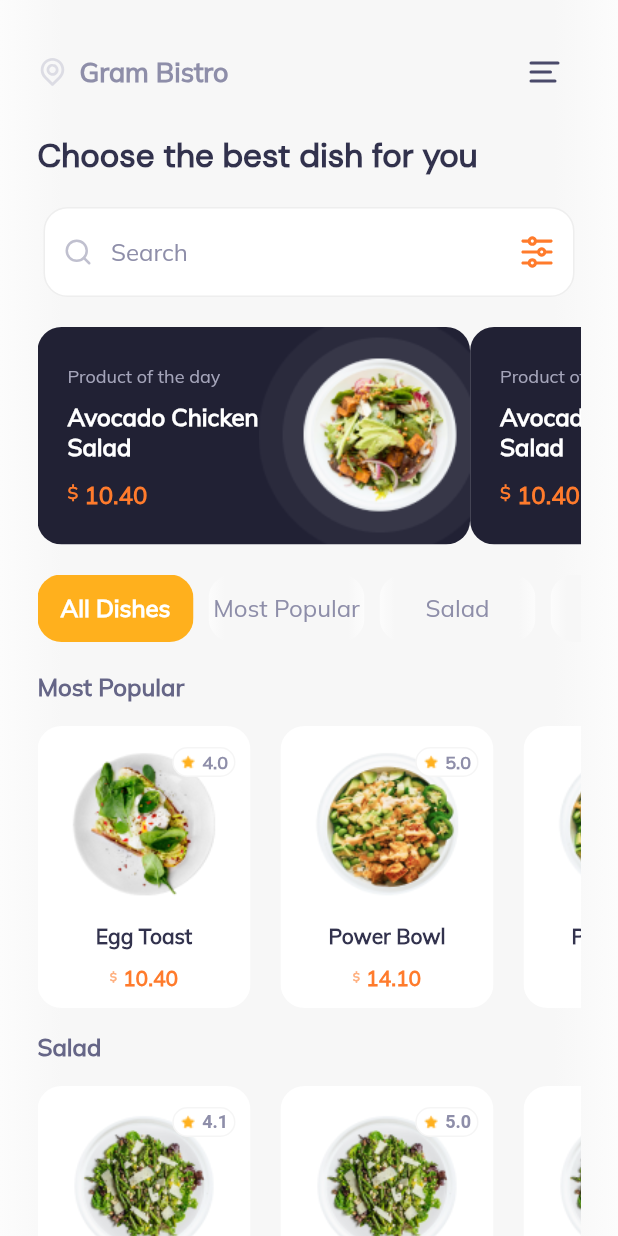
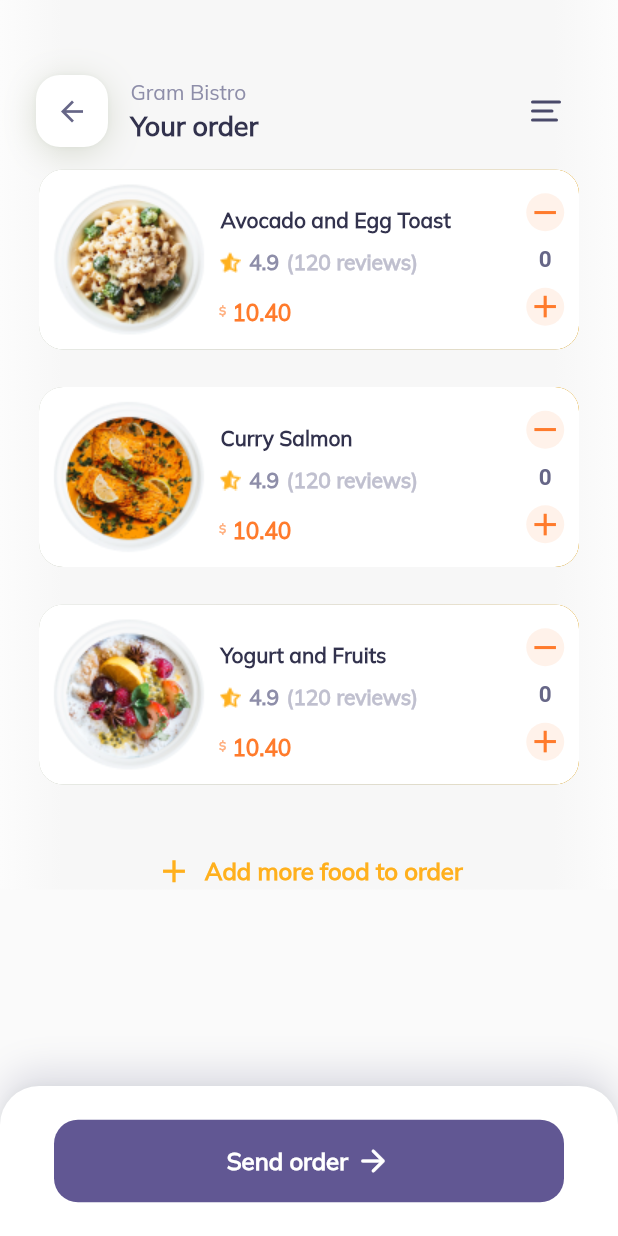
Before and after one commit to monoskribt/Restaurant-project, a Flutter app: the screen it shows after launch, after a tap on an icon or button, on a phone screen of 412 x 824 dp. Run offline on Flutter 3.47's test engine with Material 2 defaults, Android fonts, the phone set to English and light mode, and no system bars; our stand-ins replace flutter_svg.

```diff
--- a/lib/filters_widget/function/categories_function.dart
+++ b/lib/filters_widget/function/categories_function.dart
@@ -22,13 +22,13 @@ class CategoriesBody extends StatelessWidget {
     return SizedBox(
       height: 50,
       child: ListView.builder(
-        itemCount: categoriesList.length,
+          itemCount: categoriesList.length,
           scrollDirection: Axis.horizontal,
           shrinkWrap: true,
           itemBuilder: (context, index) {
-          var categories = categoriesList[index];
+            var categories = categoriesList[index];
             return CategoriesCard(
-            titleCategories: categories["title"],
+              titleCategories: categories["title"],
             );
           }
       ),
--- a/lib/filters_widget/tools/filters_screen.dart
+++ b/lib/filters_widget/tools/filters_screen.dart
@@ -1,4 +1,3 @@
-import 'package:flutter/cupertino.dart';
 import 'package:flutter/material.dart';
 import 'package:flutter_svg/svg.dart';
 
@@ -32,8 +31,8 @@ class FiltersScreen extends StatelessWidget {
       context: context,
       isScrollControlled: true,
       builder: (BuildContext context) {
-        return const ClipRRect(
-          borderRadius: BorderRadius.vertical(
+        return ClipRRect(
+          borderRadius: const BorderRadius.vertical(
             top: Radius.circular(25),
           ),
           child: FractionallySizedBox(
--- a/lib/full_menu_widget/full_menu.dart
+++ b/lib/full_menu_widget/full_menu.dart
@@ -1,6 +1,7 @@
 import 'package:flutter/material.dart';
 import 'package:flutter_svg/flutter_svg.dart';
 import 'package:sushi_shop_project/filters_widget/tools/filters_screen.dart';
+import 'package:sushi_shop_project/order_widget/order_menu.dart';
 
 import 'function/dish_page_body_function.dart';
 import 'function/most_popular_body_function.dart';
@@ -73,7 +74,12 @@ class _FullMenuState extends State<FullMenu> {
                             height: 24,
                             width: 24,
                           ),
-                          onPressed: () {},
+                          onPressed: () {
+                            Navigator.push(
+                                context,
+                                MaterialPageRoute(builder: (context) => const OrderMenu())
+                            );
+                          },
                         )
                       ],
                     ),
--- a/lib/full_menu_widget/function/dish_page_body_function.dart
+++ b/lib/full_menu_widget/function/dish_page_body_function.dart
@@ -2,9 +2,14 @@ import 'package:flutter/cupertino.dart';
 
 import '../util/product_day_card.dart';
 
-class DishPageBody  extends StatelessWidget {
-   DishPageBody ({Key? key}) : super(key: key);
+class DishPageBody extends StatefulWidget {
+  DishPageBody({Key? key}) : super(key: key);
 
+  @override
+  State<DishPageBody> createState() => _DishPageBodyState();
+}
+
+class _DishPageBodyState extends State<DishPageBody> {
   final List productCard = [
     {
       "name": "Avocado Chicken",
@@ -35,13 +40,15 @@ class DishPageBody  extends StatelessWidget {
     },
   ];
 
+  PageController pageController = PageController(viewportFraction: 1);
 
   @override
   Widget build(BuildContext context) {
     return SizedBox(
       height: 145,
       width: 380,
-      child: ListView.builder(
+      child: PageView.builder(
+        controller: pageController,
         itemCount: productCard.length,
         scrollDirection: Axis.horizontal,
         itemBuilder: (context, index) {
--- a/lib/full_menu_widget/function/most_popular_body_function.dart
+++ b/lib/full_menu_widget/function/most_popular_body_function.dart
@@ -28,6 +28,7 @@ class MostPopularBody extends StatelessWidget {
     },
   ];
 
+
   @override
   Widget build(BuildContext context) {
     return SizedBox(
--- a/lib/full_menu_widget/function/sorting_scroll_dishes_body_function.dart
+++ b/lib/full_menu_widget/function/sorting_scroll_dishes_body_function.dart
@@ -5,9 +5,10 @@ class SortingScrollDishes extends StatefulWidget {
   final ValueChanged<String> onCategorySelected;
 
   const SortingScrollDishes({
+    Key? key,
     required this.selectedCategory,
     required this.onCategorySelected,
-  });
+  }) : super(key: key);
 
   @override
   _SortingScrollDishesState createState() => _SortingScrollDishesState();
@@ -25,24 +26,22 @@ class _SortingScrollDishesState extends State<SortingScrollDishes> {
   Widget build(BuildContext context) {
     return SizedBox(
       height: 45,
-      child: ListView.builder(
+      child: ListView.separated(
         itemCount: sortingCard.length,
         scrollDirection: Axis.horizontal,
+        separatorBuilder: (context, index) => const SizedBox(width: 8.0),
         itemBuilder: (context, index) {
           final category = sortingCard[index][0];
           final isSelected = category == widget.selectedCategory;
 
-          return Padding(
-            padding: const EdgeInsets.only(right: 10.0),
-            child: ClipRRect(
+          return ClipRRect(
             borderRadius: BorderRadius.circular(16),
             child: InkWell(
               onTap: () {
                 widget.onCategorySelected(category);
               },
               child: Container(
-                  height: 45,
-                  width: 104,
+                padding: const EdgeInsets.symmetric(horizontal: 14, vertical: 12),
                 decoration: isSelected
                     ? const BoxDecoration(
                   color: Color(0xFFFFB01D),
@@ -73,8 +72,6 @@ class _SortingScrollDishesState extends State<SortingScrollDishes> {
                   ),
                 ),
               ),
-
-              ),
             ),
           );
         },
--- a/lib/full_menu_widget/util/product_day_card.dart
+++ b/lib/full_menu_widget/util/product_day_card.dart
@@ -57,6 +57,8 @@ class ProductDayCard extends StatelessWidget {
       onTap: () {
         showViewADish(context);
       },
+      child: Padding(
+        padding: const EdgeInsets.symmetric(horizontal: 10.0),
         child: ClipRRect(
           borderRadius: BorderRadius.circular(16),
           child: Container(
@@ -145,6 +147,7 @@ class ProductDayCard extends StatelessWidget {
             ),
           ),
         ),
+      ),
     );
   }
 }
--- a/lib/main.dart
+++ b/lib/main.dart
@@ -1,4 +1,5 @@
 import 'package:flutter/material.dart';
+import 'package:sushi_shop_project/filters_widget/filters.dart';
 import 'full_menu_widget/full_menu.dart';
 
 void main() => runApp(const MyApp());
@@ -8,8 +9,12 @@ class MyApp extends StatelessWidget {
 
   @override
   Widget build(BuildContext context) {
-    return const MaterialApp(
-      home: FullMenu(),
+    return MaterialApp(
+      home: const FullMenu(),
+      initialRoute: '/',
+      routes: {
+
+      },
     );
   }
 }
--- /dev/null
+++ b/lib/order_widget/function/order_body_function.dart
@@ -0,0 +1,84 @@
+import 'package:flutter/material.dart';
+import 'package:sushi_shop_project/order_widget/tools/dismiss.dart';
+import 'package:sushi_shop_project/order_widget/util/order_menu_card.dart';
+
+class OrderBody extends StatelessWidget {
+  OrderBody({Key? key}) : super(key: key);
+
+  final List orderCardList = [
+    {
+      "image": "assets/images/pasta_1.png",
+      "name": "Avocado and Egg Toast",
+      "rating": 4.9,
+      "review": 120,
+      "price": 10.40,
+    },
+    {
+      "image": "assets/images/recommended_sides_1.png",
+      "name": "Curry Salmon",
+      "rating": 4.9,
+      "review": 120,
+      "price": 10.40,
+    },
+    {
+      "image": "assets/images/recommended_sides_2.png",
+      "name": "Yogurt and Fruits",
+      "rating": 4.9,
+      "review": 120,
+      "price": 10.40,
+    },
+  ];
+
+  @override
+  Widget build(BuildContext context) {
+    return SizedBox(
+      width: 360,
+      child: ListView.builder(
+        physics: const NeverScrollableScrollPhysics(),
+        shrinkWrap: true,
+        itemCount: orderCardList.length,
+        itemBuilder: (context, index) {
+          var order = orderCardList[index];
+          return Padding(
+            padding: const EdgeInsets.only(bottom: 25, left: 0),
+            child: SizedBox(
+              height: 120,
+              width: 360,
+              child: ClipRRect(
+                borderRadius: BorderRadius.circular(16),
+                child: Dismissible(
+                  key: Key(order["name"]),
+                  direction: DismissDirection.endToStart,
+                  secondaryBackground: const DismissBackground(
+                    mainAxisAlignment: MainAxisAlignment.end,
+                  ),
+                  background: const DismissBackground(
+                    mainAxisAlignment: MainAxisAlignment.start,
+                  ),
+                  onDismissed: (direction) {
+                  },
+                  child: Container(
+                    decoration: const BoxDecoration(
+                      gradient: LinearGradient(
+                        begin: Alignment.centerRight,
+                        end: Alignment.centerLeft,
+                        colors: [Color(0xFFFFB01D), Colors.transparent],
+                      ),
+                    ),
+                    child: OrderCard(
+                      imageOrder: order["image"],
+                      nameOrder: order["name"],
+                      ratingOrder: order["rating"],
+                      reviewOrder: order["review"],
+                      priceOrder: order["price"],
+                    ),
+                  ),
+                ),
+              ),
+            ),
+          );
+        },
+      ),
+    );
+  }
+}
--- /dev/null
+++ b/lib/order_widget/order_menu.dart
@@ -0,0 +1,163 @@
+import 'package:flutter/material.dart';
+import 'package:flutter_svg/flutter_svg.dart';
+import 'package:sushi_shop_project/full_menu_widget/full_menu.dart';
+import 'package:sushi_shop_project/order_widget/function/order_body_function.dart';
+import 'package:sushi_shop_project/order_widget/tools/bottom_navigation_bar.dart';
+
+class OrderMenu extends StatelessWidget {
+  const OrderMenu({Key? key}) : super(key: key);
+
+  @override
+  Widget build(BuildContext context) {
+    return Scaffold(
+      body: SingleChildScrollView(
+        child: Container(
+          decoration: const BoxDecoration(
+            gradient: LinearGradient(
+              begin: Alignment.centerLeft,
+              end: Alignment.centerRight,
+              colors: [
+                Color(0xFFFCFCFC),
+                Color(0xFFF7F7F7),
+                Color(0xFFF7F7F7),
+                Color(0xFFF7F7F7),
+                Color(0xFFFCFCFC),
+              ],
+              stops: [0, 0.1004, 0.5156, 0.8958, 1],
+            ),
+          ),
+          child: Column(
+            children: [
+              Padding(
+                padding: const EdgeInsets.only(top: 50.0, right: 24, left: 24),
+                child: Row(
+                  mainAxisAlignment: MainAxisAlignment.spaceBetween,
+                  children: [
+                    Row(
+                      children: [
+                        Padding(
+                          padding: const EdgeInsets.only(right: 15.0),
+                          child: Container(
+                            decoration: BoxDecoration(
+                              color: Colors.white,
+                              borderRadius: BorderRadius.circular(16),
+                              boxShadow: const [
+                                BoxShadow(
+                                  color: Color(0x32324705),
+                                  offset: Offset(0, 4),
+                                  blurRadius: 20,
+                                  spreadRadius: -2,
+                                ),
+                                BoxShadow(
+                                  color: Color(0x0C1A4B0D),
+                                  offset: Offset(0, 0),
+                                  blurRadius: 2,
+                                  spreadRadius: 0,
+                                ),
+                              ],
+                            ),
+                            child: IconButton(
+                              padding: const EdgeInsets.symmetric(horizontal: 12, vertical: 12),
+                              icon: const Icon(Icons.arrow_back, size: 22),
+                              color: const Color(0xFF666687),
+                              onPressed: () {
+                                Navigator.push(
+                                  context,
+                                  MaterialPageRoute(builder: (context) => const FullMenu()),
+                                );
+                              },
+                            ),
+                          ),
+                        ),
+
+                        const Column(
+                          mainAxisAlignment: MainAxisAlignment.start,
+                          crossAxisAlignment: CrossAxisAlignment.start,
+                          children: [
+                            Row(
+                              children: [
+                                Padding(
+                                  padding: EdgeInsets.only(bottom: 2.0),
+                                  child: Text(
+                                    "Gram Bistro",
+                                    style: TextStyle(
+                                      fontSize: 14.0,
+                                      fontWeight: FontWeight.w500,
+                                      color: Color(0xFF8E8EA9),
+                                      fontFamily: "Mulish-Regular",
+                                    ),
+                                  ),
+                                ),
+                              ],
+                            ),
+                            Row(
+                              children: [
+                                Text(
+                                  "Your order",
+                                  style: TextStyle(
+                                    fontSize: 18.0,
+                                    fontWeight: FontWeight.w600,
+                                    color: Color(0xFF32324D),
+                                    fontFamily: "Mulish-Regular",
+                                  ),
+                                ),
+                              ],
+                            ),
+                          ],
+                        ),
+                      ],
+                    ),
+                    IconButton(
+                      icon: SvgPicture.asset(
+                        "assets/images/menu.svg",
+                        height: 24,
+                        width: 24,
+                      ),
+                      onPressed: () {},
+                    )
+                  ],
+                ),
+              ),
+              const SizedBox(height: 15),
+              OrderBody(),
+              const SizedBox(height: 20),
+              InkWell(
+                onTap: () {
+                  Navigator.push(
+                      context,
+                      MaterialPageRoute(builder: (context) => const FullMenu())
+                  );
+                },
+                child: const Center(
+                  child: Row(
+                    mainAxisAlignment: MainAxisAlignment.center,
+                    children: [
+                      Padding(
+                        padding: EdgeInsets.only(right: 8.0),
+                        child: Icon(
+                          Icons.add,
+                          size: 25,
+                          color: Color(0xFFFFB01D),
+                        ),
+                      ),
+                      Text(
+                        "Add more food to order",
+                        style: TextStyle(
+                          fontSize: 16,
+                          fontWeight: FontWeight.w600,
+                          color: Color(0xFFFFB01D),
+                          fontFamily: "Mulish-Regular",
+                        ),
+                      ),
+                    ],
+                  ),
+                ),
+              ),
+            ],
+          ),
+        ),
+      ),
+      bottomNavigationBar: const BottomBar(),
+    );
+  }
+}
--- /dev/null
+++ b/lib/order_widget/tools/bottom_navigation_bar.dart
@@ -0,0 +1,65 @@
+import 'package:flutter/material.dart';
+
+class BottomBar extends StatelessWidget {
+  const BottomBar({Key? key}) : super(key: key);
+
+  @override
+  Widget build(BuildContext context) {
+    return Container(
+      height: 100,
+      decoration: const BoxDecoration(
+        color: Colors.white,
+        borderRadius: BorderRadius.only(
+          topLeft: Radius.circular(26),
+          topRight: Radius.circular(26),
+        ),
+        boxShadow: [
+          BoxShadow(
+            color: Color(0xFFDCDCE4),
+            offset: Offset(0, -10),
+            blurRadius: 20,
+            spreadRadius: 0,
+          ),
+          BoxShadow(
+            color: Color(0x0C1A4B05),
+            offset: Offset(0, 0),
+            blurRadius: 5,
+            spreadRadius: 0,
+          ),
+        ],
+      ),
+      child: Row(
+        mainAxisAlignment: MainAxisAlignment.center,
+        children: [
+          Container(
+            width: 340,
+            height: 55,
+            decoration: BoxDecoration(
+              borderRadius: BorderRadius.circular(16),
+              color: const Color(0xFF615793),
+            ),
+            child: const Row(
+              mainAxisAlignment: MainAxisAlignment.center,
+              children: [
+                Text(
+                  "Send order",
+                  style: TextStyle(
+                    color: Colors.white,
+                    fontFamily: "Mulish-Regular",
+                    fontWeight: FontWeight.w600,
+                    fontSize: 16,
+                  ),
+                ),
+                SizedBox(width: 5),
+                Icon(
+                  Icons.arrow_forward_rounded,
+                  color: Colors.white,
+                ),
+              ],
+            ),
+          ),
+        ],
+      ),
+    );
+  }
+}
--- /dev/null
+++ b/lib/order_widget/tools/cart_counter_order.dart
@@ -0,0 +1,79 @@
+import 'package:flutter/material.dart';
+
+class CartCounterOrder extends StatefulWidget {
+  const CartCounterOrder({Key? key}) : super(key: key);
+
+  @override
+  State<CartCounterOrder> createState() => _CartCounterOrderState();
+}
+
+class _CartCounterOrderState extends State<CartCounterOrder> {
+  int numOfItems = 0;
+
+  @override
+  Widget build(BuildContext context) {
+    return Column(
+      mainAxisAlignment: MainAxisAlignment.center,
+      children: [
+        buildButton(
+          icon: Icons.remove,
+          backgroundColor: const Color(0xFFFFF2EA),
+          press: () {
+            if (numOfItems > 0) {
+              setState(() {
+                numOfItems--;
+              });
+            }
+          },
+          iconColor: const Color(0xFFFF7B2C),
+        ),
+        Text(
+          numOfItems.toString(),
+          style: const TextStyle(
+            fontSize: 15,
+            fontWeight: FontWeight.w600,
+            color: Color(0xFF666687),
+          ),
+        ),
+        buildButton(
+          icon: Icons.add,
+          backgroundColor: const Color(0xFFFFF2EA),
+          press: () {
+            setState(() {
+              numOfItems++;
+            });
+          },
+          iconColor: const Color(0xFFFF7B2C),
+        ),
+      ],
+    );
+  }
+
+  SizedBox buildButton({
+    required IconData icon,
+    required VoidCallback press,
+    required Color iconColor,
+    required Color backgroundColor,
+  }) {
+    return SizedBox(
+      width: 45,
+      height: 45,
+      child: FittedBox(
+        child: TextButton(
+          style: TextButton.styleFrom(
+            shape: const CircleBorder(),
+            backgroundColor: backgroundColor,
+            padding: EdgeInsets.zero,
+            elevation: 0,
+          ),
+          onPressed: press,
+          child: Icon(
+            icon,
+            size: 35,
+            color: iconColor,
+          ),
+        ),
+      ),
+    );
+  }
+}
--- /dev/null
+++ b/lib/order_widget/tools/dismiss.dart
@@ -0,0 +1,29 @@
+import 'package:flutter/material.dart';
+
+class DismissBackground extends StatelessWidget {
+
+  final MainAxisAlignment mainAxisAlignment;
+
+  const DismissBackground({
+    Key? key,
+    required this.mainAxisAlignment
+  }) : super(key: key);
+
+
+
+  @override
+  Widget build(BuildContext context) {
+    return ColoredBox(
+      color: const Color(0xFFFFB01D),
+      child: Row(
+        mainAxisAlignment: mainAxisAlignment,
+        children: [
+          Padding(
+            padding: const EdgeInsets.all(10.0),
+            child: Image.asset("assets/images/icon_delete.png", width: 24, height: 24),
+          )
+        ],
+      ),
+    );
+  }
+}
--- /dev/null
+++ b/lib/order_widget/util/order_menu_card.dart
@@ -0,0 +1,149 @@
+import 'package:flutter/material.dart';
+import 'package:sushi_shop_project/order_widget/tools/cart_counter_order.dart';
+
+class OrderCard extends StatelessWidget {
+
+  final String imageOrder;
+  final String nameOrder;
+  final double ratingOrder;
+  final dynamic reviewOrder;
+  final double priceOrder;
+
+
+  const OrderCard({
+    Key? key,
+    required this.imageOrder,
+    required this.nameOrder,
+    required this.ratingOrder,
+    required this.reviewOrder,
+    required this.priceOrder
+  }) : super(key: key);
+
+  @override
+  Widget build(BuildContext context) {
+    return Container(
+      width: 360,
+      decoration: BoxDecoration(
+        color: Colors.white,
+        borderRadius: BorderRadius.circular(16),
+        boxShadow: const [
+          BoxShadow(
+            color: Color(0x32324705),
+            offset: Offset(0, 4),
+            blurRadius: 10,
+            spreadRadius: 4,
+          ),
+          BoxShadow(
+            color: Color(0x0C1A4B0D),
+            offset: Offset(0, 0),
+            blurRadius: 4,
+            spreadRadius: 2,
+          ),
+        ],
+      ),
+      child: SizedBox(
+        width: 360,
+        child: Row(
+          children: [
+            SizedBox(
+              width: 120,
+              child: Image.asset(
+                imageOrder,
+                width: 140,
+                height: 140,
+              ),
+            ),
+            Expanded(
+              child: Column(
+                mainAxisAlignment: MainAxisAlignment.spaceEvenly,
+                crossAxisAlignment: CrossAxisAlignment.start,
+                children: [
+                  Column(
+                    children: [
+                      Padding(
+                        padding: const EdgeInsets.only(left: 1.0, bottom: 10.0, top: 10.0),
+                        child: Row(
+                          children: [
+                            Text(
+                              nameOrder,
+                              style: const TextStyle(
+                                fontSize: 14,
+                                fontFamily: "Mulish-Regular",
+                                fontWeight: FontWeight.w600,
+                                color: Color(0xFF32324D),
+                              ),
+                            ),
+                          ],
+                        ),
+                      ),
+                      Row(
+                        children: [
+                          Padding(
+                            padding: const EdgeInsets.only(right: 5.0),
+                            child: SizedBox(
+                              width: 15,
+                              height: 15,
+                              child: Image.asset("assets/images/star_1.2.png"),
+                            ),
+                          ),
+                          Padding(
+                            padding: const EdgeInsets.only(right: 5.0),
+                            child: Text(
+                              ratingOrder.toString(),
+                              style: const TextStyle(
+                                fontSize: 14,
+                                fontFamily: "Mulish-Regular",
+                                fontWeight: FontWeight.w600,
+                                color: Color(0xFF8E8EA9),
+                              ),
+                            ),
+                          ),
+                          Text(
+                            '(${reviewOrder.toString()} reviews)',
+                            style: const TextStyle(
+                              fontSize: 14,
+                              fontFamily: "Mulish-Regular",
+                              fontWeight: FontWeight.w600,
+                              color: Color(0xFFC0C0CF),
+                            ),
+                          ),
+                        ],
+                      ),
+                    ],
+                  ),
+                  Row(
+                    children: [
+                      const Padding(
+                        padding: EdgeInsets.only(bottom: 3.0),
+                        child: Text(
+                          "\$",
+                          style: TextStyle(
+                            fontSize: 8,
+                            fontFamily: "Mulish-Regular",
+                            fontWeight: FontWeight.w700,
+                            color: Color(0xFFFFB080),
+                          ),
+                        ),
+                      ),
+                      const SizedBox(width: 4),
+                      Text(
+                        priceOrder.toStringAsFixed(2),
+                        style: const TextStyle(
+                          fontSize: 15,
+                          fontFamily: "Mulish-Regular",
+                          fontWeight: FontWeight.w700,
+                          color: Color(0xFFFF7B2C),
+                        ),
+                      ),
+                    ],
+                  ),
+                ],
+              ),
+            ),
+            const CartCounterOrder(),
+          ],
+        ),
+      ),
+    );
+  }
+}
--- a/pubspec.yaml
+++ b/pubspec.yaml
@@ -17,6 +17,7 @@ dependencies:
   syncfusion_flutter_core: ^22.1.37
   syncfusion_flutter_sliders: ^22.1.37
 
+
 dev_dependencies:
   flutter_test:
     sdk: flutter
```
Also changed, not shown: lib/filters_widget/filters.dart (indentation only), lib/filters_widget/util/rating_card.dart (indentation only). Lines whose indentation alone changed are shown as unchanged.
